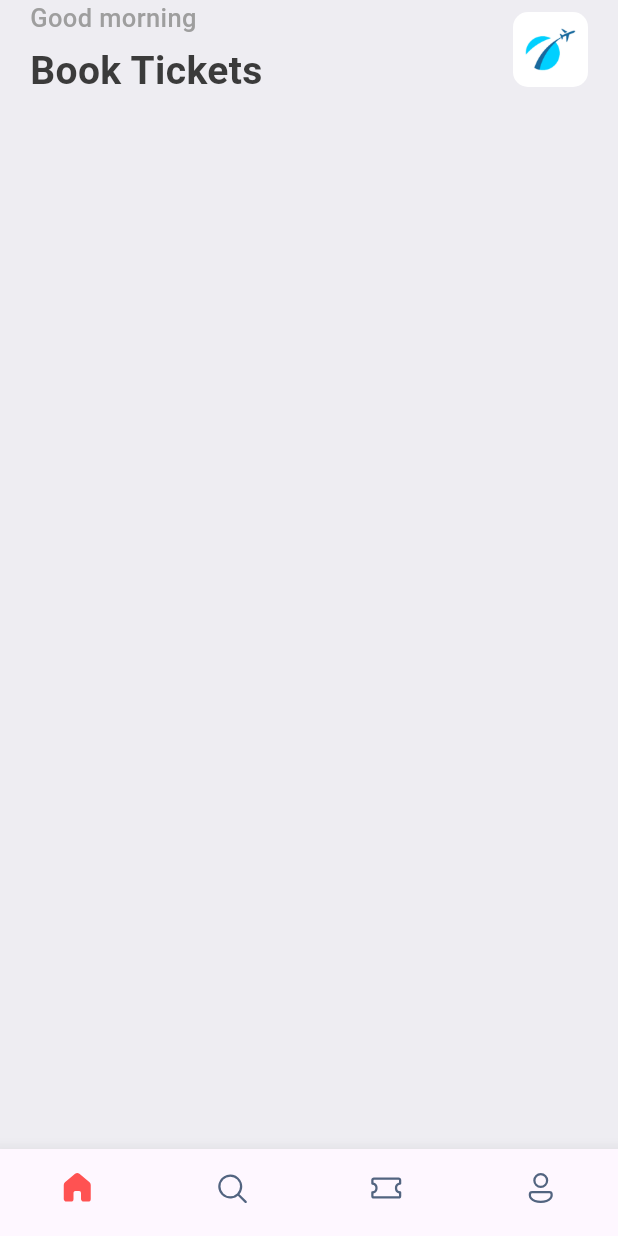
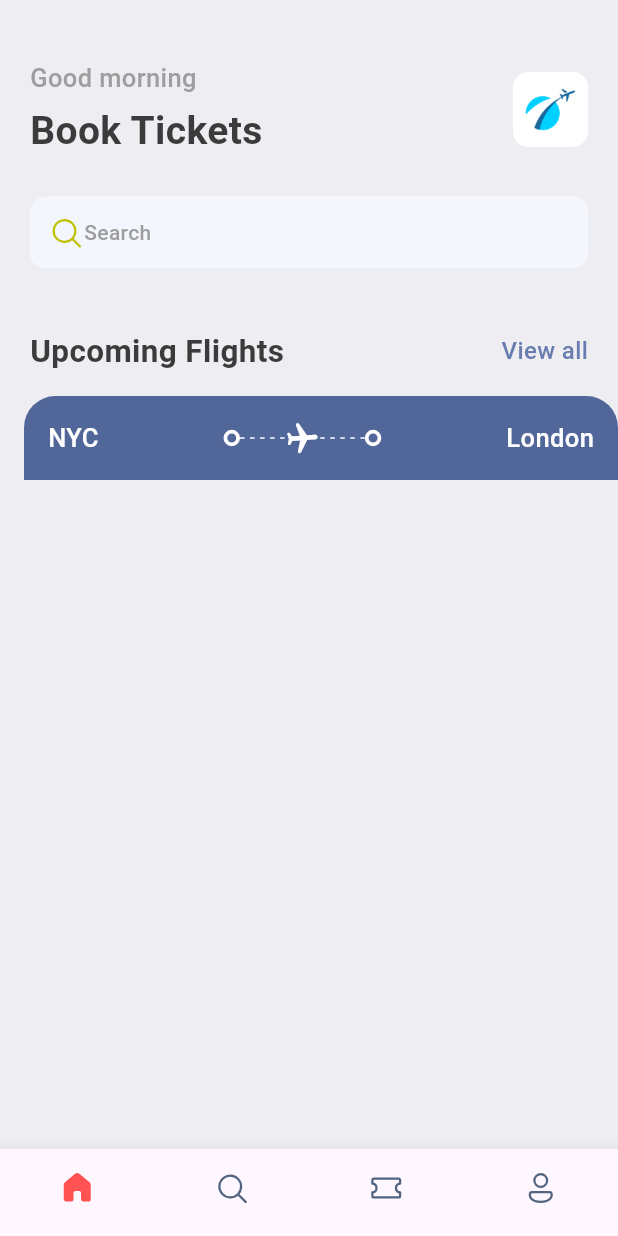
Before and after one commit to trucyCc/bookticket-demo, a Flutter app: the screen it shows after launch, on a phone screen of 412 x 824 dp. Run offline on Flutter 3.47's test engine with Material 2 defaults, Android fonts, the phone set to English and light mode, and no system bars; our stand-ins replace fluentui_icons, gap.

Commit message:
绘制机票

```diff
--- a/lib/screens/home_screen.dart
+++ b/lib/screens/home_screen.dart
@@ -1,3 +1,5 @@
+import 'package:bookticket_demo/screens/ticket_view.dart';
+import 'package:fluentui_icons/fluentui_icons.dart';
 import 'package:flutter/cupertino.dart';
 import 'package:flutter/material.dart';
 import 'package:gap/gap.dart';
@@ -21,6 +23,7 @@ class HomeScreen extends StatelessWidget {
             padding: const EdgeInsets.symmetric(horizontal: 20),
             child: Column(
               children: [
+                Gap(40),
                 Row(
                   // 设置主轴样式
                   // 对于行来说，行就是主轴，列是交叉轴
@@ -50,10 +53,35 @@ class HomeScreen extends StatelessWidget {
                       ),
                     )
                   ],
-                )
+                ),
+                Gap(25),
+                Container(
+                  decoration: BoxDecoration(
+                    borderRadius: BorderRadius.circular(10),
+                    color: const Color(0xFFF4F6FD)
+                  ),
+                  padding: const EdgeInsets.symmetric(horizontal: 12,vertical: 12),
+                  child: Row(children: [
+                    Icon(FluentSystemIcons.ic_fluent_search_regular, color: Color(0xFFBFC205),),
+                    Text("Search", style: Styles.headLineStyle4)
+                  ],),
+                ),
+                Gap(40),
+                Row(
+                  mainAxisAlignment: MainAxisAlignment.spaceBetween,
+                  children: [
+                  Text("Upcoming Flights", style: Styles.headLineStyle2),
+                  InkWell(
+                      onTap: () {
+                        print("click view all");
+                      },
+                      child: Text("View all", style: Styles.textStyle.copyWith(color: Styles.primaryColor)))
+                ],),
               ],
             ),
-          )
+          ),
+          Gap(15),
+          TicketView(),
         ],
       ),
     );
--- /dev/null
+++ b/lib/screens/ticket_view.dart
@@ -0,0 +1,80 @@
+import 'package:bookticket_demo/utils/app_layout.dart';
+import 'package:flutter/cupertino.dart';
+import 'package:flutter/material.dart';
+
+import '../utils/app_styles.dart';
+import '../widgets/thick_container.dart';
+
+class TicketView extends StatelessWidget {
+  const TicketView({Key? key}) : super(key: key);
+
+  @override
+  Widget build(BuildContext context) {
+    final size  = AppLayout.getSize(context);
+    return  SizedBox(
+      width: size.width,
+      height: 200,
+      child: Container(
+        margin: const EdgeInsets.only(left: 16),
+        child: Column(
+          children: [
+            Container(
+              decoration: BoxDecoration(
+                color: Color(0xFF526799),
+                borderRadius: BorderRadius.only(
+                    topLeft: Radius.circular(21),
+                    topRight: Radius.circular(21)
+                )
+              ),
+              padding: EdgeInsets.all(16),
+              child: Column(
+                children: [
+                  Row(
+                    children: [
+                      // copyWith style属性覆盖
+                      Text("NYC", style: Styles.headLineStyle3.copyWith(color: Colors.white)),
+                      // Expanded(child: Container(),),
+                      // Spacer(),
+                      Expanded(child: Container(),),
+                      ThickContainer(),
+                      Expanded(child: Stack(
+                        children:[
+                          SizedBox(
+                           height: 24,
+                             child: LayoutBuilder(
+                               builder: (BuildContext context, BoxConstraints constraints) {
+                                 print("${constraints.constrainWidth()}");
+                                 return Flex(
+                                   mainAxisAlignment: MainAxisAlignment.spaceBetween,
+                                   mainAxisSize: MainAxisSize.max,
+                                   direction: Axis.horizontal,
+                                   children: List.generate((constraints.constrainWidth() / 6).floor(), (index) =>SizedBox(
+                                     width: 3,
+                                     height: 1,
+                                     child: DecoratedBox(
+                                       decoration: BoxDecoration(
+                                         color: Colors.white
+                                       ),
+                                     ),
+                                   ))
+                                   );
+                               },
+                             ),
+                         ),
+                          Center(child: Transform.rotate(angle: 1.5, child: Icon(Icons.local_airport_rounded, color: Colors.white))),
+                        ]
+                      )),
+                      ThickContainer(),
+                      Expanded(child: Container(),),
+                      Text("London", style: Styles.headLineStyle3.copyWith(color: Colors.white)),
+                    ],
+                  )
+                ],
+              ),
+            )
+          ],
+        ),
+      ),
+    );
+  }
+}
--- /dev/null
+++ b/lib/utils/app_layout.dart
@@ -0,0 +1,7 @@
+import 'package:flutter/cupertino.dart';
+
+class AppLayout{
+  static getSize(BuildContext context) {
+    return MediaQuery.of(context).size;
+  }
+}
--- /dev/null
+++ b/lib/widgets/thick_container.dart
@@ -0,0 +1,17 @@
+import 'package:flutter/cupertino.dart';
+import 'package:flutter/material.dart';
+
+class ThickContainer extends StatelessWidget {
+  const ThickContainer({Key? key}) : super(key: key);
+
+  @override
+  Widget build(BuildContext context) {
+    return  Container(
+      padding: EdgeInsets.all(3.0),
+      decoration: BoxDecoration(
+        borderRadius: BorderRadius.circular(20),
+        border: Border.all(width: 2.5, color: Colors.white)
+      ),
+    );
+  }
+}
```
